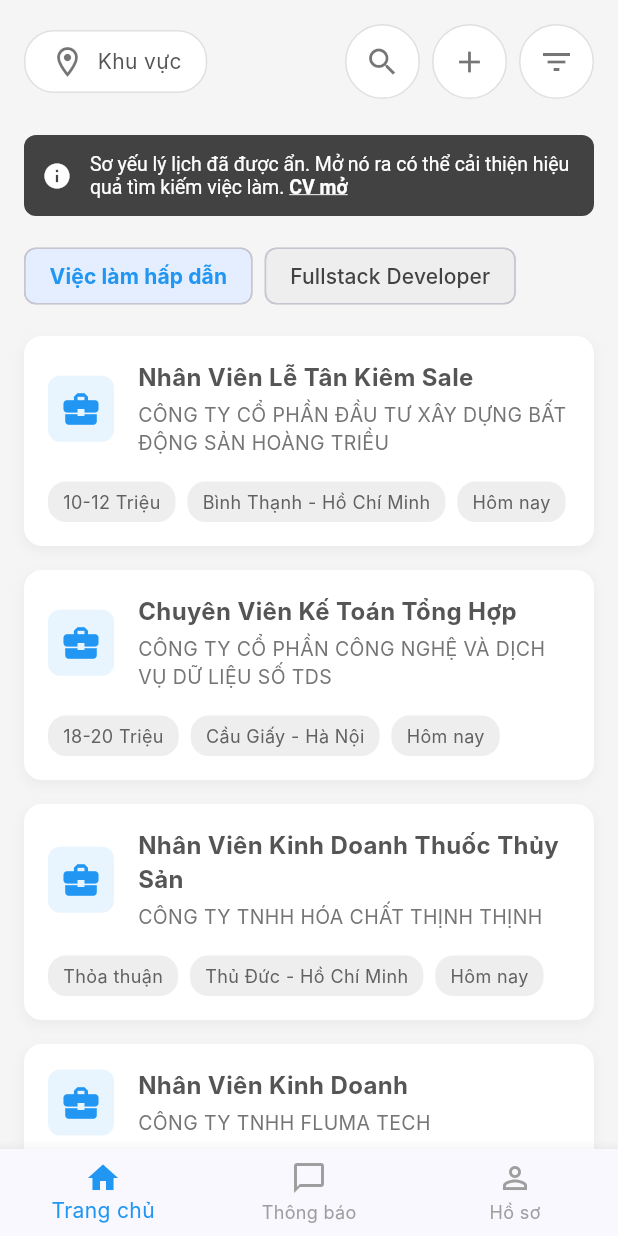
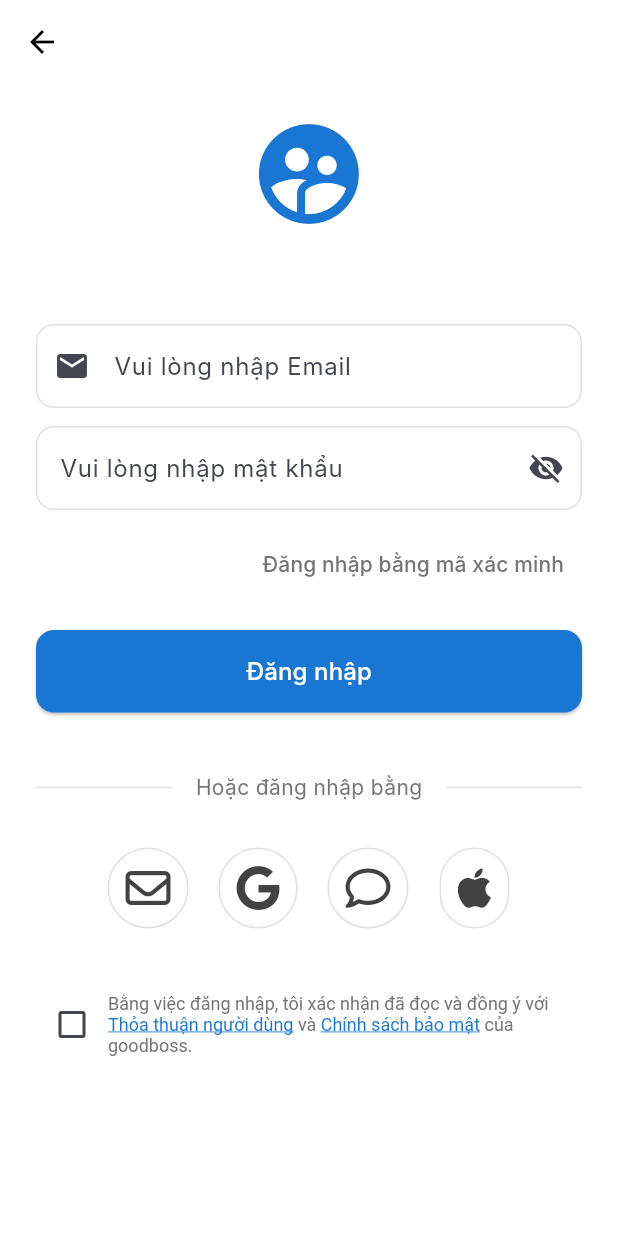
Before and after one commit to NguyenBaoHoan/Flutter_RecruitmentApp, a Flutter app: the screen it shows after launch, on a phone screen of 412 x 824 dp. Run offline on Flutter 3.47's test engine with Material 3 defaults, Android fonts, the phone set to English and light mode, and no system bars; our stand-ins replace country_code_picker, font_awesome_flutter; Roboto replaces fonts that are missing (Inter).

Commit message:
[Them screen Login] Nghia Deep Try

```diff
--- a/lib/main.dart
+++ b/lib/main.dart
@@ -1,6 +1,8 @@
 // lib/main.dart
 import 'package:flutter/material.dart';
-import 'package:flutter/services.dart'; // Add this import for SystemChrome
+import 'package:flutter/services.dart';
+// Import các màn hình của bạn
+import 'package:job_finder_app/screens/login/login_screen.dart'; // <-- THÊM DÒNG NÀY
 import 'package:job_finder_app/screens/home/user_home_screen.dart';
 import 'package:job_finder_app/screens/chat/chat_list_screen.dart';
 
@@ -37,9 +39,14 @@ class MyApp extends StatelessWidget {
         useMaterial3: true,
       ),
       debugShowCheckedModeBanner: false,
+      // Bắt đầu ứng dụng với màn hình đăng nhập
       initialRoute: '/',
       routes: {
-        '/': (context) => const UserHomeScreen(), // Use HomeScreen here
+        // Route '/' sẽ trỏ đến LoginScreen
+        '/': (context) => const LoginScreen(),
+        // Tạo một route mới cho màn hình Home
+        '/home': (context) => const UserHomeScreen(),
+        // Giữ nguyên các route khác
         '/chat': (context) => const ChatListScreen(),
       },
     );
--- a/lib/screens/chat/chat_list_screen.dart
+++ b/lib/screens/chat/chat_list_screen.dart
@@ -1,7 +1,6 @@
 import 'package:flutter/material.dart';
 import 'package:job_finder_app/widgets/nav_helper.dart';
 import '../../models/chat_model.dart';
-import '../../models/chat_room.dart';
 import '../../services/chat_api_service.dart';
 import '../../services/websocket_service.dart';
 import '../../widgets/custom_tab_bar.dart';
--- /dev/null
+++ b/lib/screens/login/login_screen.dart
@@ -0,0 +1,238 @@
+import 'package:flutter/gestures.dart';
+import 'package:flutter/material.dart';
+import 'package:country_code_picker/country_code_picker.dart';
+import 'package:font_awesome_flutter/font_awesome_flutter.dart';
+
+class LoginScreen extends StatefulWidget {
+  const LoginScreen({super.key});
+
+  @override
+  State<LoginScreen> createState() => _LoginScreenState();
+}
+
+class _LoginScreenState extends State<LoginScreen> {
+  // Biến để quản lý trạng thái của checkbox
+  bool _termsAccepted = false;
+  // Biến để quản lý ẩn/hiện mật khẩu
+  bool _isPasswordObscured = true;
+
+  @override
+  Widget build(BuildContext context) {
+    return Scaffold(
+      backgroundColor: Colors.white,
+      appBar: AppBar(
+        backgroundColor: Colors.white,
+        elevation: 0,
+        leading: const BackButton(
+          color: Colors.black,
+        ),
+      ),
+      body: SingleChildScrollView(
+        child: Padding(
+          padding: const EdgeInsets.symmetric(horizontal: 24.0),
+          child: Column(
+            mainAxisAlignment: MainAxisAlignment.center,
+            crossAxisAlignment: CrossAxisAlignment.stretch,
+            children: <Widget>[
+              const SizedBox(height: 20),
+              // 1. Logo
+              // Thay 'assets/images/logo.png' bằng đường dẫn đến logo của bạn
+              // Hoặc dùng Icon nếu bạn không có logo
+              Icon(
+                Icons.supervised_user_circle, // Icon thay thế cho logo
+                size: 80.0,
+                color: Colors.blue.shade700,
+              ),
+              const SizedBox(height: 60),
+
+              // 2. Trường nhập email
+              TextFormField(
+                keyboardType: TextInputType.emailAddress,
+                decoration: InputDecoration(
+                  hintText: 'Vui lòng nhập Email',
+                  prefixIcon: const Icon(Icons.email),
+                  border: OutlineInputBorder(
+                    borderRadius: BorderRadius.circular(12.0),
+                    borderSide: BorderSide(color: Colors.grey.shade300),
+                  ),
+                  enabledBorder: OutlineInputBorder(
+                    borderRadius: BorderRadius.circular(12.0),
+                    borderSide: BorderSide(color: Colors.grey.shade300),
+                  ),
+                ),
+              ),
+              const SizedBox(height: 12),
+
+              // 3. Trường nhập mật khẩu
+              TextFormField(
+                obscureText: _isPasswordObscured,
+                decoration: InputDecoration(
+                  hintText: 'Vui lòng nhập mật khẩu',
+                  border: OutlineInputBorder(
+                    borderRadius: BorderRadius.circular(12.0),
+                    borderSide: BorderSide(color: Colors.grey.shade300),
+                  ),
+                  enabledBorder: OutlineInputBorder(
+                    borderRadius: BorderRadius.circular(12.0),
+                    borderSide: BorderSide(color: Colors.grey.shade300),
+                  ),
+                  suffixIcon: IconButton(
+                    icon: Icon(
+                      _isPasswordObscured
+                          ? Icons.visibility_off
+                          : Icons.visibility,
+                    ),
+                    onPressed: () {
+                      setState(() {
+                        _isPasswordObscured = !_isPasswordObscured;
+                      });
+                    },
+                  ),
+                ),
+              ),
+              const SizedBox(height: 12),
+
+              // 4. Link "Đăng nhập bằng mã xác minh"
+              Align(
+                alignment: Alignment.centerRight,
+                child: TextButton(
+                  onPressed: () {
+                    // TODO: Xử lý logic đăng nhập bằng mã xác minh
+                  },
+                  child: Text(
+                    'Đăng nhập bằng mã xác minh',
+                    style: TextStyle(color: Colors.grey.shade600),
+                  ),
+                ),
+              ),
+              const SizedBox(height: 20),
+
+              // 5. Nút Đăng nhập chính
+              ElevatedButton(
+                onPressed: () {
+                  // TODO: Xử lý logic đăng nhập
+                },
+                style: ElevatedButton.styleFrom(
+                  backgroundColor: Colors.blue.shade700,
+                  padding: const EdgeInsets.symmetric(vertical: 16),
+                  shape: RoundedRectangleBorder(
+                    borderRadius: BorderRadius.circular(12.0),
+                  ),
+                ),
+                child: const Text(
+                  'Đăng nhập',
+                  style: TextStyle(fontSize: 16, color: Colors.white),
+                ),
+              ),
+              const SizedBox(height: 40),
+
+              // 6. Phân cách "Hoặc đăng nhập bằng"
+              Row(
+                children: <Widget>[
+                  Expanded(child: Divider(color: Colors.grey.shade300)),
+                  Padding(
+                    padding: const EdgeInsets.symmetric(horizontal: 16.0),
+                    child: Text(
+                      'Hoặc đăng nhập bằng',
+                      style: TextStyle(color: Colors.grey.shade600),
+                    ),
+                  ),
+                  Expanded(child: Divider(color: Colors.grey.shade300)),
+                ],
+              ),
+              const SizedBox(height: 30),
+
+              // 7. Các nút đăng nhập mạng xã hội
+              Row(
+                mainAxisAlignment: MainAxisAlignment.center,
+                children: <Widget>[
+                  _buildSocialButton(FontAwesomeIcons.envelope, () {
+                    // TODO: Login with Email
+                  }),
+                  const SizedBox(width: 20),
+                  _buildSocialButton(FontAwesomeIcons.google, () {
+                    // TODO: Login with Google
+                  }),
+                  const SizedBox(width: 20),
+                  _buildSocialButton(FontAwesomeIcons.comment, () {
+                    // TODO: Login with Zalo - Cần icon Zalo riêng
+                    // FontAwesome không có icon Zalo, bạn có thể dùng icon khác hoặc ảnh
+                  }),
+                   const SizedBox(width: 20),
+                  _buildSocialButton(FontAwesomeIcons.apple, () {
+                    // TODO: Login with Apple
+                  }),
+                ],
+              ),
+              const SizedBox(height: 40),
+
+              // 8. Checkbox điều khoản và chính sách
+              Row(
+                mainAxisAlignment: MainAxisAlignment.center,
+                children: <Widget>[
+                  Checkbox(
+                    value: _termsAccepted,
+                    onChanged: (bool? value) {
+                      setState(() {
+                        _termsAccepted = value!;
+                      });
+                    },
+                    activeColor: Colors.blue.shade700,
+                  ),
+                  Expanded(
+                    child: RichText(
+                      text: TextSpan(
+                        style: TextStyle(
+                            fontSize: 12, color: Colors.grey.shade600),
+                        children: [
+                          const TextSpan(
+                              text: 'Bằng việc đăng nhập, tôi xác nhận đã đọc và đồng ý với '),
+                          TextSpan(
+                            text: 'Thỏa thuận người dùng',
+                            style: TextStyle(color: Colors.blue.shade700, decoration: TextDecoration.underline),
+                            recognizer: TapGestureRecognizer()..onTap = () {
+                              // TODO: Mở trang Thỏa thuận người dùng
+                              print('Navigate to Terms of Service');
+                            },
+                          ),
+                          const TextSpan(text: ' và '),
+                          TextSpan(
+                            text: 'Chính sách bảo mật',
+                             style: TextStyle(color: Colors.blue.shade700, decoration: TextDecoration.underline),
+                            recognizer: TapGestureRecognizer()..onTap = () {
+                              // TODO: Mở trang Chính sách bảo mật
+                               print('Navigate to Privacy Policy');
+                            },
+                          ),
+                           const TextSpan(text: ' của goodboss.'),
+                        ],
+                      ),
+                    ),
+                  ),
+                ],
+              ),
+               const SizedBox(height: 20),
+            ],
+          ),
+        ),
+      ),
+    );
+  }
+
+  // Widget tùy chỉnh cho các nút đăng nhập mạng xã hội
+  Widget _buildSocialButton(IconData icon, VoidCallback onPressed) {
+    return IconButton(
+      icon: FaIcon(icon),
+      iconSize: 30,
+      onPressed: onPressed,
+      color: Colors.grey.shade800,
+      style: IconButton.styleFrom(
+        shape: RoundedRectangleBorder(
+          borderRadius: BorderRadius.circular(50),
+          side: BorderSide(color: Colors.grey.shade300),
+        ),
+        padding: const EdgeInsets.all(12),
+      ),
+    );
+  }
+}
--- a/lib/screens/profile/home_page.dart
+++ b/lib/screens/profile/home_page.dart
@@ -3,7 +3,6 @@ import '../../../screens/profile/attach_cv_page.dart';
 import '../../../screens/profile/my_works_page.dart';
 import '../../../screens/profile/favorites_page.dart';
 import '../../../screens/profile/career_expectations_page.dart';
-import '../../../screens/profile/attach_cv_page.dart';
 import '../../../screens/profile/online_cv_page.dart';
 
 class HomePage extends StatelessWidget {
--- a/pubspec.yaml
+++ b/pubspec.yaml
@@ -36,6 +36,8 @@ dependencies:
   cupertino_icons: ^1.0.8
   http: ^1.0.0
   web_socket_channel: ^2.4.0
+  country_code_picker: ^3.0.0  # Cho phép chọn mã vùng điện thoại
+  font_awesome_flutter: ^10.7.0 # Cung cấp bộ icon mạng xã hội
 
 dev_dependencies:
   flutter_test:
@@ -58,6 +60,8 @@ flutter:
   # included with your application, so that you can use the icons in
   # the material Icons class.
   uses-material-design: true
+assets:
+  - assets/images/ # Khai báo thư mục chứa hình ảnh
 fonts:
         - asset: fonts/Inter-Regular.ttf
         - asset: fonts/Inter-Bold.ttf
```
Also changed, not shown: pubspec.lock.
